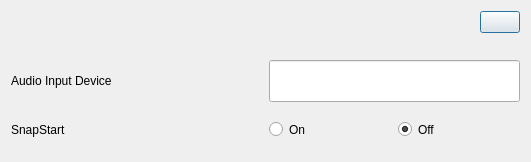
Qt form ui/device_settings_window.ui (ishaned52/3DV_Camera_App) before a commit.
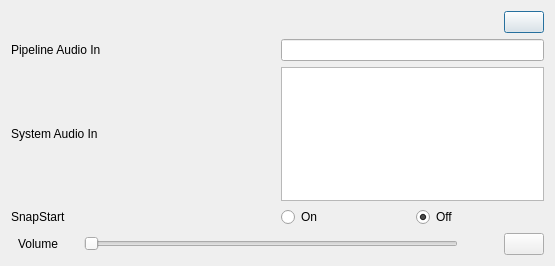
The same form after that commit. Icons and pictures are not drawn.

The edit to the form file:
```diff
--- a/ui/device_settings_window.ui
+++ b/ui/device_settings_window.ui
@@ -6,8 +6,8 @@
    <rect>
     <x>0</x>
     <y>0</y>
-    <width>531</width>
-    <height>162</height>
+    <width>555</width>
+    <height>266</height>
    </rect>
   </property>
   <property name="windowTitle">
@@ -61,7 +61,7 @@
        <item>
         <widget class="QLabel" name="label">
          <property name="text">
-          <string>Audio Input Device</string>
+          <string>Pipeline Audio In</string>
          </property>
         </widget>
        </item>
@@ -81,6 +81,27 @@
       </layout>
      </item>
      <item row="2" column="0">
+      <layout class="QHBoxLayout" name="horizontalLayout_5">
+       <item>
+        <widget class="QLabel" name="label_3">
+         <property name="text">
+          <string>System Audio In</string>
+         </property>
+        </widget>
+       </item>
+       <item>
+        <widget class="QTextBrowser" name="textBrowser">
+         <property name="sizePolicy">
+          <sizepolicy hsizetype="Preferred" vsizetype="Preferred">
+           <horstretch>0</horstretch>
+           <verstretch>0</verstretch>
+          </sizepolicy>
+         </property>
+        </widget>
+       </item>
+      </layout>
+     </item>
+     <item row="3" column="0">
       <layout class="QHBoxLayout" name="horizontalLayout_2">
        <item>
         <widget class="QLabel" name="label_2">
@@ -127,6 +148,84 @@
        </item>
       </layout>
      </item>
+     <item row="4" column="0">
+      <layout class="QHBoxLayout" name="horizontalLayout_6">
+       <property name="leftMargin">
+        <number>7</number>
+       </property>
+       <property name="topMargin">
+        <number>0</number>
+       </property>
+       <item>
+        <widget class="QLabel" name="label_4">
+         <property name="text">
+          <string>Volume</string>
+         </property>
+        </widget>
+       </item>
+       <item>
+        <spacer name="horizontalSpacer_3">
+         <property name="orientation">
+          <enum>Qt::Horizontal</enum>
+         </property>
+         <property name="sizeType">
+          <enum>QSizePolicy::Preferred</enum>
+         </property>
+         <property name="sizeHint" stdset="0">
+          <size>
+           <width>20</width>
+           <height>20</height>
+          </size>
+         </property>
+        </spacer>
+       </item>
+       <item>
+        <widget class="QSlider" name="horizontalSliderMicVolume">
+         <property name="orientation">
+          <enum>Qt::Horizontal</enum>
+         </property>
+        </widget>
+       </item>
+       <item>
+        <spacer name="horizontalSpacer_2">
+         <property name="orientation">
+          <enum>Qt::Horizontal</enum>
+         </property>
+         <property name="sizeType">
+          <enum>QSizePolicy::Preferred</enum>
+         </property>
+         <property name="sizeHint" stdset="0">
+          <size>
+           <width>40</width>
+           <height>20</height>
+          </size>
+         </property>
+        </spacer>
+       </item>
+       <item>
+        <widget class="QPushButton" name="pushButtonMute">
+         <property name="text">
+          <string/>
+         </property>
+         <property name="icon">
+          <iconset>
+           <activeoff>New folder/microphone.png</activeoff>
+           <activeon>New folder/microphone-with-slash-interface-symbol-for-mute-audio.png</activeon>
+          </iconset>
+         </property>
+         <property name="iconSize">
+          <size>
+           <width>40</width>
+           <height>40</height>
+          </size>
+         </property>
+         <property name="checkable">
+          <bool>true</bool>
+         </property>
+        </widget>
+       </item>
+      </layout>
+     </item>
     </layout>
    </item>
   </layout>
```
